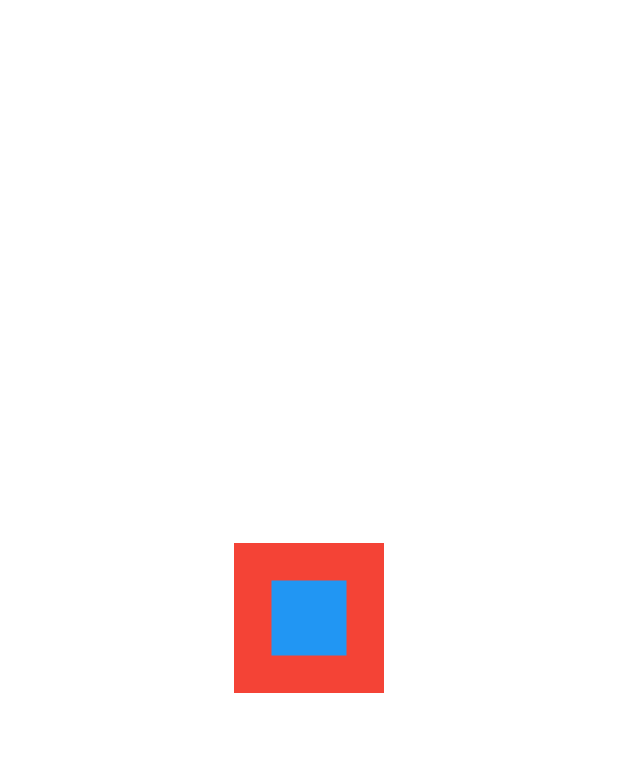
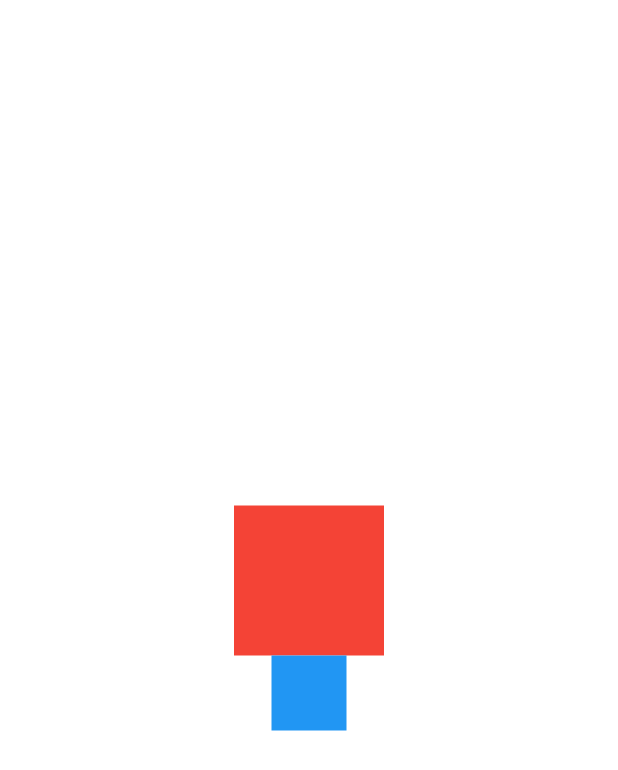
Before and after one commit to jmarciosilva/agendadorTarefas, a Flutter app: the screen it shows after launch, on a phone screen of 412 x 824 dp. Shown: the top 770 px of the screen. Run offline on Flutter 3.47's test engine with Material 3 defaults, Android fonts, the phone set to English and light mode, and no system bars.

Commit message:
Utilizando Column

```diff
--- a/lib/main.dart
+++ b/lib/main.dart
@@ -16,8 +16,9 @@ class MyApp extends StatelessWidget {
         colorScheme: ColorScheme.fromSeed(seedColor: Colors.deepPurple),
         useMaterial3: true,
       ),
-      home: Stack(
-        alignment: AlignmentDirectional.center,
+      home: Column(
+        mainAxisAlignment: MainAxisAlignment.center,
+        crossAxisAlignment: CrossAxisAlignment.center,
         children: [
           Container(
             color: Colors.red, width: 100, height: 100,
```
